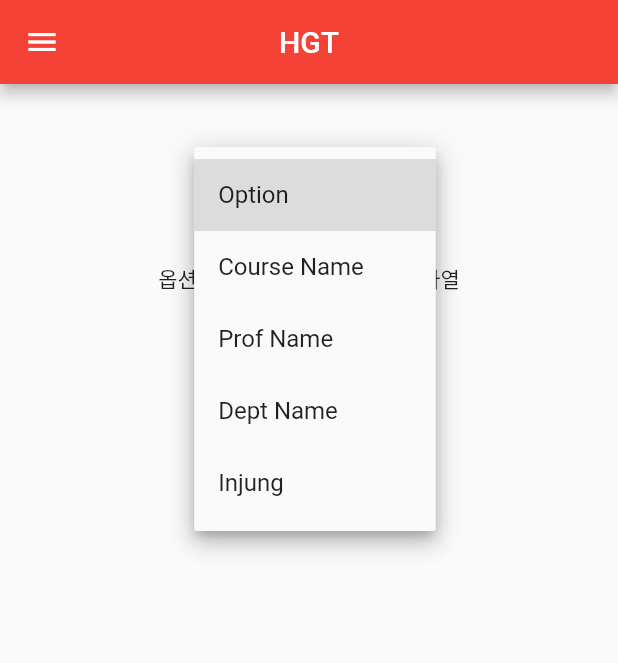
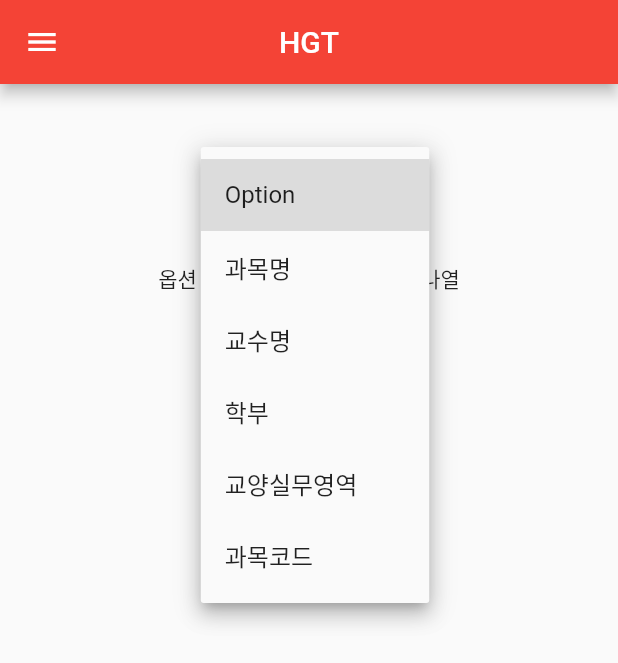
Before and after one commit to Younhong/HDT, a Flutter app: the OpenCourseMainPage screen opened directly, after a tap on "Option", on a phone screen of 412 x 824 dp. Shown: the top 663 px of the screen. Run offline on Flutter 3.47's test engine with Material 2 defaults, Android fonts, the phone set to English and light mode, and no system bars.

Commit message:
과목코드 입력 추가

```diff
--- /dev/null
+++ b/lib/open_course/course.code.info.dart
@@ -0,0 +1,13 @@
+import 'package:flutter/material.dart';
+
+class CourseCodeInfo extends StatelessWidget {
+  final String courseCodeInfo;
+  CourseCodeInfo(this.courseCodeInfo);
+
+  Widget build(BuildContext context) {
+    return Container(
+      child: courseCodeInfo != ""
+          ? Text(courseCodeInfo + " 과목 쭉 나열") : null,
+    );
+  }
+}
--- a/lib/open_course/course.info.dart
+++ b/lib/open_course/course.info.dart
@@ -6,7 +6,8 @@ class CourseInfo extends StatelessWidget {
 
   Widget build(BuildContext context) {
     return Container(
-      child: courseInfo != "" ? Text(courseInfo + " 정보 쭉 나열") : null,
+      child: courseInfo != ""
+          ? Text(courseInfo + " 정보 쭉 나열") : null,
     );
   }
 }
--- a/lib/open_course/open.course.body.dart
+++ b/lib/open_course/open.course.body.dart
@@ -7,7 +7,8 @@ class OpenCourseBodyPage extends StatefulWidget{
 
 class _OpenCourseBodyState extends State<OpenCourseBodyPage> {
   _OpenCourseBodyState();
-  List<String> _category = ['Option', 'Course Name', 'Prof Name', 'Dept Name', 'Injung'];
+  List<String> _category =
+    ['Option', '과목명', '교수명', '학부', '교양실무영역', '과목코드'];
 
   String _selected = "Option";
 
--- a/lib/open_course/open.course.option.dart
+++ b/lib/open_course/open.course.option.dart
@@ -1,4 +1,5 @@
 import 'package:flutter/material.dart';
+import 'package:hgt/open_course/course.code.info.dart';
 import 'package:hgt/open_course/course.info.dart';
 import 'package:hgt/open_course/course.injung.dart';
 import 'package:hgt/open_course/course.prof.info.dart';
@@ -20,9 +21,11 @@ class _OpenCourseOptionState extends State<OpenCourseOptionPage> {
   String _selectedDept = "GLS";
   String _selectedInjung = "신앙1";
   final TextEditingController _profController = new TextEditingController();
-  final TextEditingController _courseController = new TextEditingController();
+  final TextEditingController _courseNameController = new TextEditingController();
+  final TextEditingController _courseCodeController = new TextEditingController();
   String _profName = "";
   String _courseName = "";
+  String _courseCode = "";
 
   @override
   Widget build(BuildContext context) {
@@ -34,7 +37,7 @@ class _OpenCourseOptionState extends State<OpenCourseOptionPage> {
         ],
       );
     }
-    else if (widget.option == "Injung") {
+    else if (widget.option == "교양실무영역") {
       return Column(
         children: <Widget>[
           Text("교양실무영역 검색"),
@@ -56,7 +59,7 @@ class _OpenCourseOptionState extends State<OpenCourseOptionPage> {
         ],
       );
     }
-    else if (widget.option == "Course Name") {
+    else if (widget.option == "과목명") {
       return Column(
         children: <Widget>[
           Text("강의명 검색"),
@@ -65,7 +68,7 @@ class _OpenCourseOptionState extends State<OpenCourseOptionPage> {
               Flexible(
                 child: TextField(
                   autocorrect: false,
-                  controller: _courseController,
+                  controller: _courseNameController,
                   maxLines: 1,
                   style: TextStyle(color: Colors.black, fontSize: 16.0),
                   cursorColor: Colors.grey,
@@ -80,8 +83,8 @@ class _OpenCourseOptionState extends State<OpenCourseOptionPage> {
               ),
               IconButton(
                 icon: Icon(Icons.search),
-                onPressed: _courseController.text != null
-                    ? () => _handleSubmitted(_courseController.text, 1)
+                onPressed: _courseNameController.text != null
+                    ? () => _handleSubmitted(_courseNameController.text, 1)
                     : null,
               ),
             ],
@@ -90,7 +93,7 @@ class _OpenCourseOptionState extends State<OpenCourseOptionPage> {
         ],
       );
     }
-    else if (widget.option == "Prof Name") {
+    else if (widget.option == "교수명") {
       return Column(
         children: <Widget>[
           Text("교수명 검색"),
@@ -124,7 +127,7 @@ class _OpenCourseOptionState extends State<OpenCourseOptionPage> {
         ],
       );
     }
-    else if (widget.option == "Dept Name") {
+    else if (widget.option == "학부") {
       return Column(
         children: <Widget>[
           Text("학부별 검색"),
@@ -146,13 +149,47 @@ class _OpenCourseOptionState extends State<OpenCourseOptionPage> {
         ],
       );
     }
+    else if (widget.option == "과목코드") {
+      return Column(
+        children: <Widget>[
+          Text("과목코드 검색"),
+          Row(
+            children: <Widget>[
+              Flexible(
+                child: TextField(
+                  autocorrect: false,
+                  controller: _courseCodeController,
+                  maxLines: 1,
+                  style: TextStyle(color: Colors.black, fontSize: 16.0),
+                  cursorColor: Colors.grey,
+                  decoration: InputDecoration(
+                      border: InputBorder.none,
+                      fillColor: Colors.red,
+                      hintText: "과목코드를 입력해주세요",
+                      hintStyle: TextStyle(
+                          color: Colors.grey, fontSize: 16.0),
+                      contentPadding: EdgeInsets.only(left: 100)),
+                ),
+              ),
+              IconButton(
+                icon: Icon(Icons.search),
+                onPressed: _courseCodeController.text != null
+                    ? () => _handleSubmitted(_courseCodeController.text, 3)
+                    : null,
+              ),
+            ],
+          ),
+          CourseCodeInfo(_courseCode)
+        ],
+      );
+    }
     else
       return Text(widget.option);
   }
 
   Widget _handleSubmitted(String text, int index) {
     if (index == 1) {
-      _courseController.clear();
+      _courseNameController.clear();
       setState(() {
         _courseName = text;
       });
@@ -163,6 +200,12 @@ class _OpenCourseOptionState extends State<OpenCourseOptionPage> {
         _profName = text;
       });
     }
+    else if (index == 3) {
+      _courseCodeController.clear();
+      setState(() {
+        _courseCode = text;
+      });
+    }
 
     return null;
   }
```
